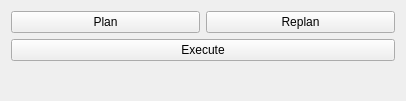
This is resources/pal_fsp_gui.ui in pal-robotics/pal_fsp_gui as Qt 5 draws it before an edit. The edited form follows.
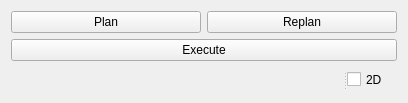
This is the edited form.

Commit message: Add checkbox to make marker 2D

Patch:
```diff
--- a/resources/pal_fsp_gui.ui
+++ b/resources/pal_fsp_gui.ui
@@ -6,8 +6,8 @@
    <rect>
     <x>0</x>
     <y>0</y>
-    <width>406</width>
-    <height>101</height>
+    <width>408</width>
+    <height>103</height>
    </rect>
   </property>
   <property name="windowTitle">
@@ -40,10 +40,26 @@
     </widget>
    </item>
    <item>
+    <widget class="QSplitter" name="splitter">
+     <property name="orientation">
+      <enum>Qt::Horizontal</enum>
+     </property>
     <widget class="QLabel" name="display_">
      <property name="text">
       <string/>
      </property>
+     </widget>
+     <widget class="QCheckBox" name="dimension_">
+      <property name="maximumSize">
+       <size>
+        <width>50</width>
+        <height>16777215</height>
+       </size>
+      </property>
+      <property name="text">
+       <string>2D</string>
+      </property>
+     </widget>
     </widget>
    </item>
   </layout>
```
Lines whose indentation alone changed are shown as unchanged. The commit also changes 2 other files.
